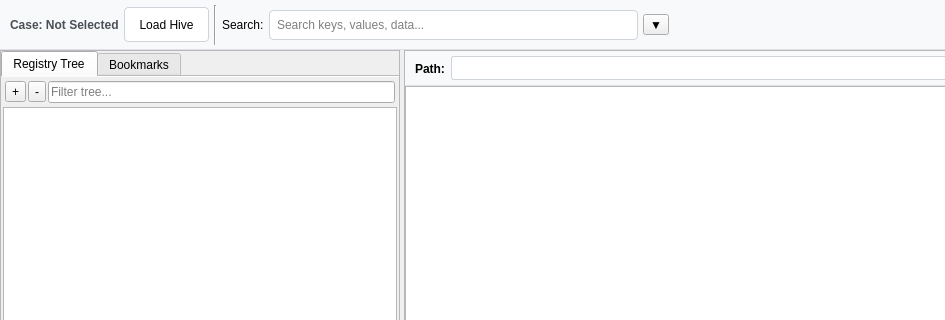
Above: views/pages/analysis_ui/registry_analysis.ui from Tlinhk/Windows_forensic before the change; both pictures show x 0 to 945 and y 0 to 320 of the 1200 by 800 pixel window. Below: the same form after it.
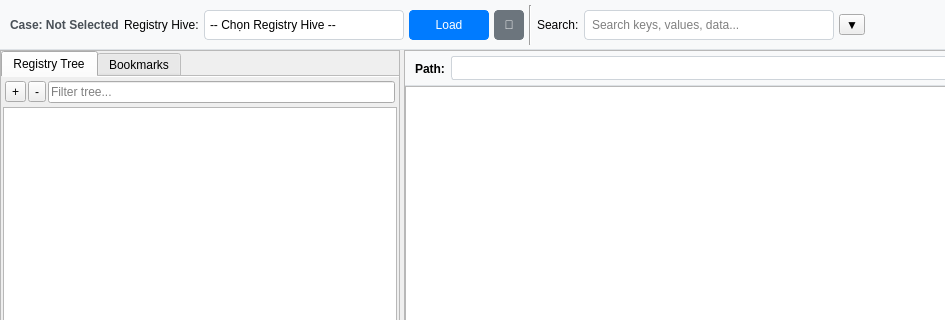
That is the form after the change. Icons and pictures are not drawn.

Commit message: Sua cach thuc nhan artifact cua registry voi filesystem

What changed in the file:
```diff
--- a/views/pages/analysis_ui/registry_analysis.ui
+++ b/views/pages/analysis_ui/registry_analysis.ui
@@ -75,38 +75,102 @@
        </widget>
       </item>
       <item>
-       <widget class="QToolButton" name="btnLoadHive">
+       <widget class="QLabel" name="lblHiveArtifact">
+        <property name="text">
+         <string>Registry Hive:</string>
+        </property>
+       </widget>
+      </item>
+      <item>
+       <widget class="QComboBox" name="cmbHiveArtifacts">
         <property name="minimumSize">
          <size>
-          <width>80</width>
-          <height>35</height>
+          <width>200</width>
+          <height>30</height>
          </size>
         </property>
         <property name="styleSheet">
-         <string notr="true">QToolButton {
+         <string notr="true">QComboBox {
     border: 1px solid #ced4da;
     border-radius: 4px;
-    padding: 5px 10px;
+    padding: 5px;
     background-color: white;
 }
 QToolButton:hover {
     background-color: #e9ecef;
     border-color: #adb5bd;
 }
+QComboBox::drop-down {
+    border: none;
+}
+QComboBox::down-arrow {
+    width: 12px;
+    height: 12px;
+}</string>
+        </property>
+        <item>
+         <property name="text">
+          <string>-- Chọn Registry Hive --</string>
+         </property>
+        </item>
+       </widget>
+      </item>
+      <item>
+       <widget class="QToolButton" name="btnLoadSelectedHive">
+        <property name="minimumSize">
+         <size>
+          <width>80</width>
+          <height>30</height>
+         </size>
+        </property>
+        <property name="styleSheet">
+         <string notr="true">QToolButton {
+    border: 1px solid #007bff;
+    border-radius: 4px;
+    padding: 5px 10px;
+    background-color: #007bff;
+    color: white;
+}
+QToolButton:hover {
+    background-color: #0056b3;
+}
 QToolButton:pressed {
     background-color: #dee2e6;
 }</string>
         </property>
         <property name="text">
-         <string>Load Hive</string>
+         <string>Load</string>
         </property>
-        <property name="icon">
-         <iconset>
-          <normaloff>:/icons/folder-open.png</normaloff>:/icons/folder-open.png
-         </iconset>
+       </widget>
+      </item>
+      <item>
+       <widget class="QToolButton" name="btnRefreshHives">
+        <property name="minimumSize">
+         <size>
+          <width>30</width>
+          <height>30</height>
+         </size>
         </property>
-        <property name="toolButtonStyle">
-         <enum>Qt::ToolButtonTextBesideIcon</enum>
+        <property name="styleSheet">
+         <string notr="true">QToolButton {
+    border: 1px solid #6c757d;
+    border-radius: 4px;
+    padding: 5px;
+    background-color: #6c757d;
+    color: white;
+}
+QToolButton:hover {
+    background-color: #545b62;
+}
+QToolButton:pressed {
+    background-color: #495057;
+}</string>
+        </property>
+        <property name="text">
+         <string>🔄</string>
+        </property>
+        <property name="toolTip">
+         <string>Refresh danh sách Registry Hives</string>
         </property>
        </widget>
       </item>
```
Left out of the diff: 5 changed lines with no effect on the pictures. The commit also changes 15 other files.
